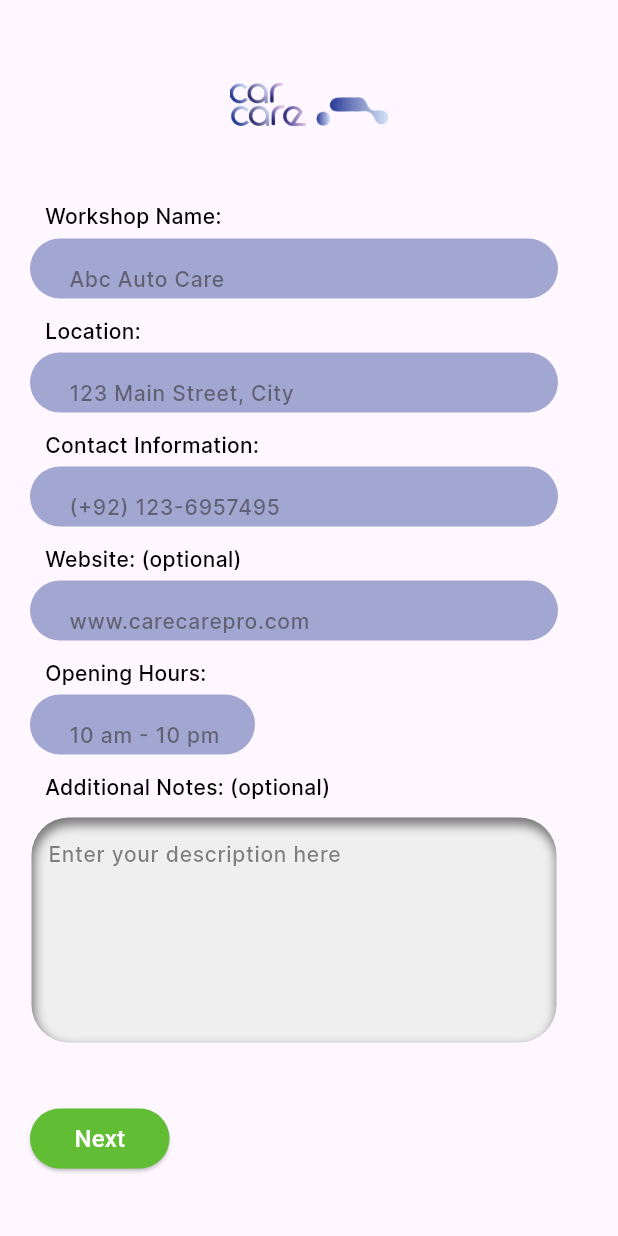
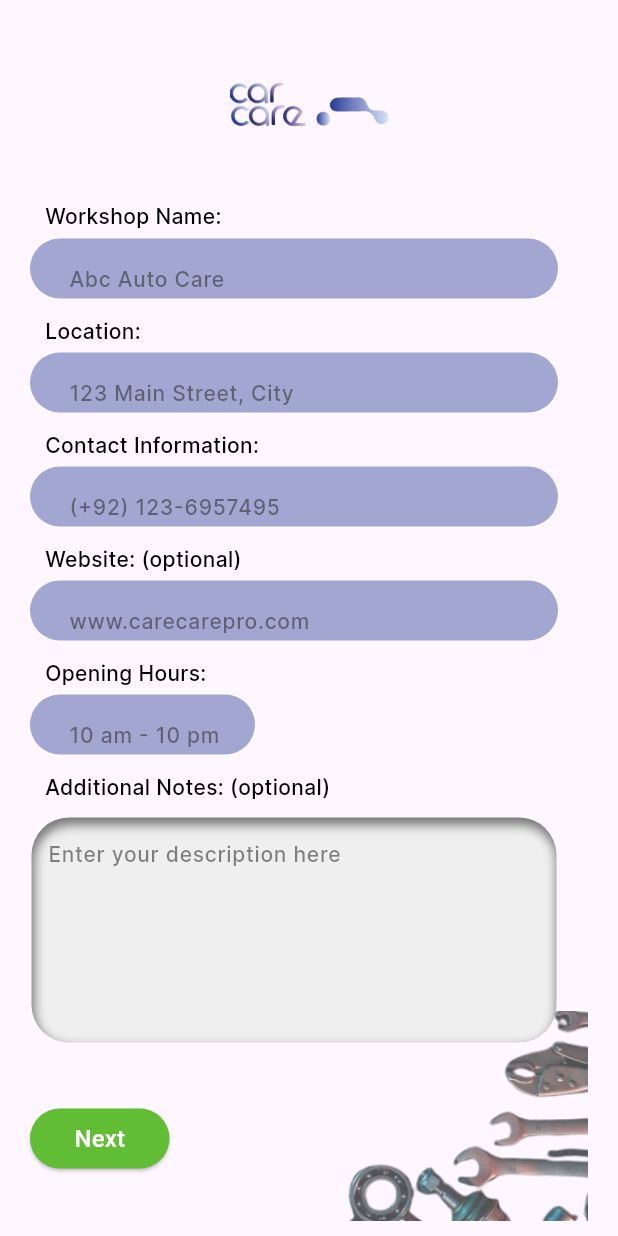
Before and after one commit to romanfarooq/final-year-project, a Flutter app: the screen it shows after launch, on a phone screen of 412 x 824 dp. Run offline on Flutter 3.47's test engine with Material 3 defaults, Android fonts, the phone set to English and light mode, and no system bars; our stand-ins replace flutter_inset_box_shadow, flutter_svg.

Commit message:
workshop_signup

```diff
--- a/lib/screens/workshop_signup.dart
+++ b/lib/screens/workshop_signup.dart
@@ -27,7 +27,8 @@ class _WorkshopSignupState extends State<WorkshopSignup> {
     final screenWidth = MediaQuery.of(context).size.width;
     final screenHeight = MediaQuery.of(context).size.height;
 
-    return Scaffold(
+    return Stack(
+      children:[ Scaffold(
         body: SafeArea(
           child: SingleChildScrollView(
             child: Column(
@@ -525,7 +526,20 @@ class _WorkshopSignupState extends State<WorkshopSignup> {
 
             ),
           ),
+
         ),
+      ),
+        Positioned(
+          bottom: 10,
+          right: 20,
+          child: Image.asset(
+            ImageConstant.wrenchtool,
+            height: figmaSpaceToPercentage(140, context),
+            width: figmaSpaceToPercentageWidth(250, context),
+            fit: BoxFit.cover,
+          ),
+        ),
+    ]
     );
   }
 }
--- a/lib/utils/image_constant.dart
+++ b/lib/utils/image_constant.dart
@@ -27,4 +27,7 @@ class ImageConstant {
   static String background = '$imagePath/background.png';
   static String carOnwer = '$imagePath/car_owner.png';
   static String workshop = '$imagePath/workshop.png';
+  // workshop_signup
+  static String wrenchtool = '$imagePath/wrenchtool.png';
+
 }
```
Also changed, not shown: assets/images/wrenchtool.png (added). Lines whose indentation alone changed are shown as unchanged.
